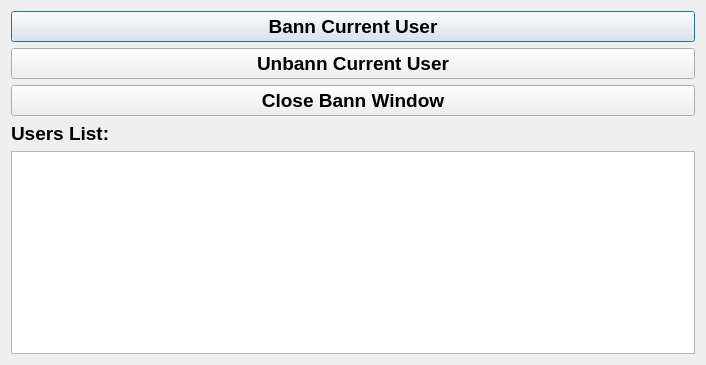
The window that Server/bannwindow.ui (GrimFoxRF/Qt_Chat) describes before a commit, drawn with Qt 5.
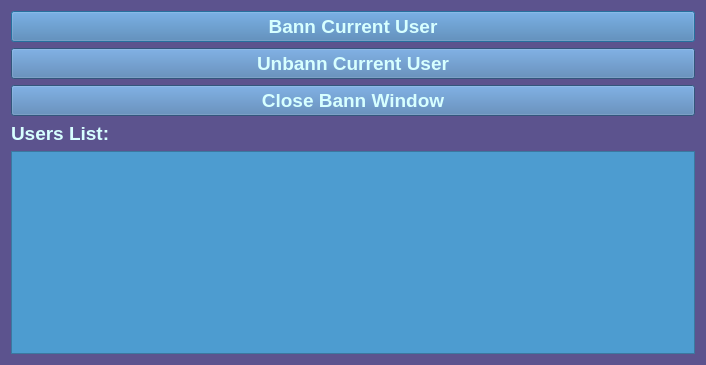
The same window after the commit.

What changed in the file:
```diff
--- a/Server/bannwindow.ui
+++ b/Server/bannwindow.ui
@@ -13,6 +13,9 @@
   <property name="windowTitle">
    <string>Dialog</string>
   </property>
+  <property name="styleSheet">
+   <string notr="true">background-color: rgb(92,83,142);</string>
+  </property>
   <layout class="QVBoxLayout" name="verticalLayout_3">
    <item>
     <layout class="QVBoxLayout" name="verticalLayout_2">
@@ -26,6 +29,10 @@
            <bold>true</bold>
           </font>
          </property>
+         <property name="styleSheet">
+          <string notr="true">color: rgb(215,255,255);
+background-color: rgb(72,120,174);</string>
+         </property>
          <property name="text">
           <string>Bann Current User</string>
          </property>
@@ -39,6 +46,10 @@
            <bold>true</bold>
           </font>
          </property>
+         <property name="styleSheet">
+          <string notr="true">color: rgb(215,255,255);
+background-color: rgb(72,120,174);</string>
+         </property>
          <property name="text">
           <string>Unbann Current User</string>
          </property>
@@ -52,6 +63,10 @@
            <bold>true</bold>
           </font>
          </property>
+         <property name="styleSheet">
+          <string notr="true">color: rgb(215,255,255);
+background-color: rgb(72,120,174);</string>
+         </property>
          <property name="text">
           <string>Close Bann Window</string>
          </property>
@@ -61,12 +76,19 @@
      </item>
      <item>
       <widget class="QLabel" name="usersListLabel">
+       <property name="enabled">
+        <bool>true</bool>
+       </property>
        <property name="font">
         <font>
          <pointsize>14</pointsize>
          <bold>true</bold>
         </font>
        </property>
+       <property name="styleSheet">
+        <string notr="true">color: rgb(215,255,255);
+</string>
+       </property>
        <property name="text">
         <string>Users List:</string>
        </property>
@@ -79,6 +101,9 @@
          <pointsize>14</pointsize>
         </font>
        </property>
+       <property name="styleSheet">
+        <string notr="true">background-color: rgb(77,156,208);</string>
+       </property>
       </widget>
      </item>
     </layout>
```
